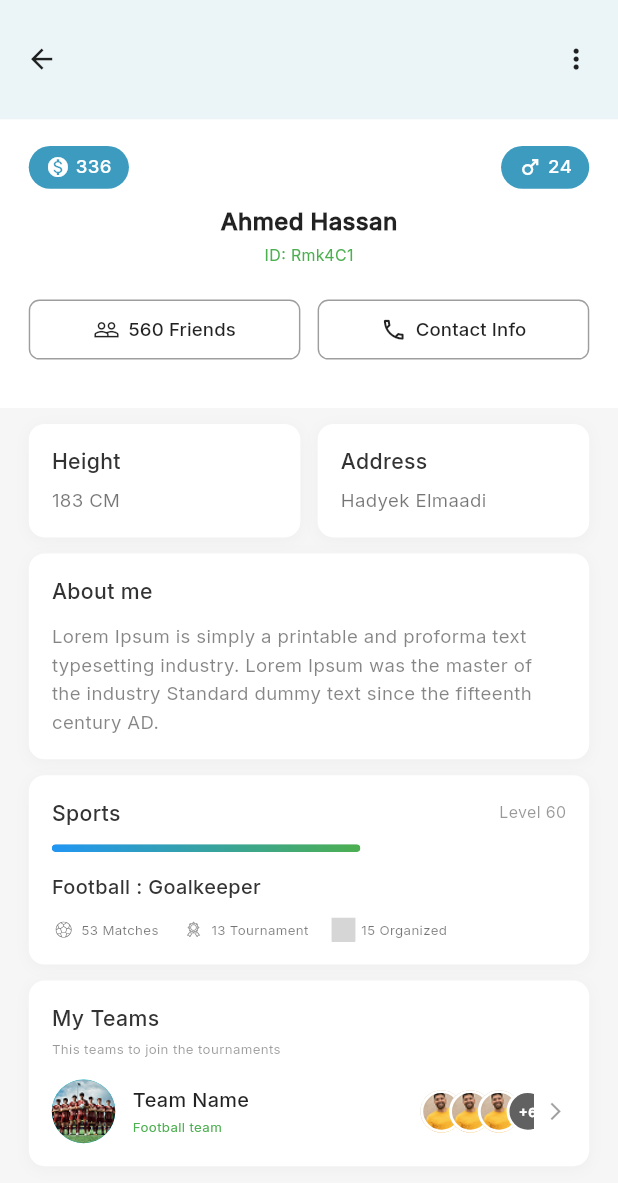
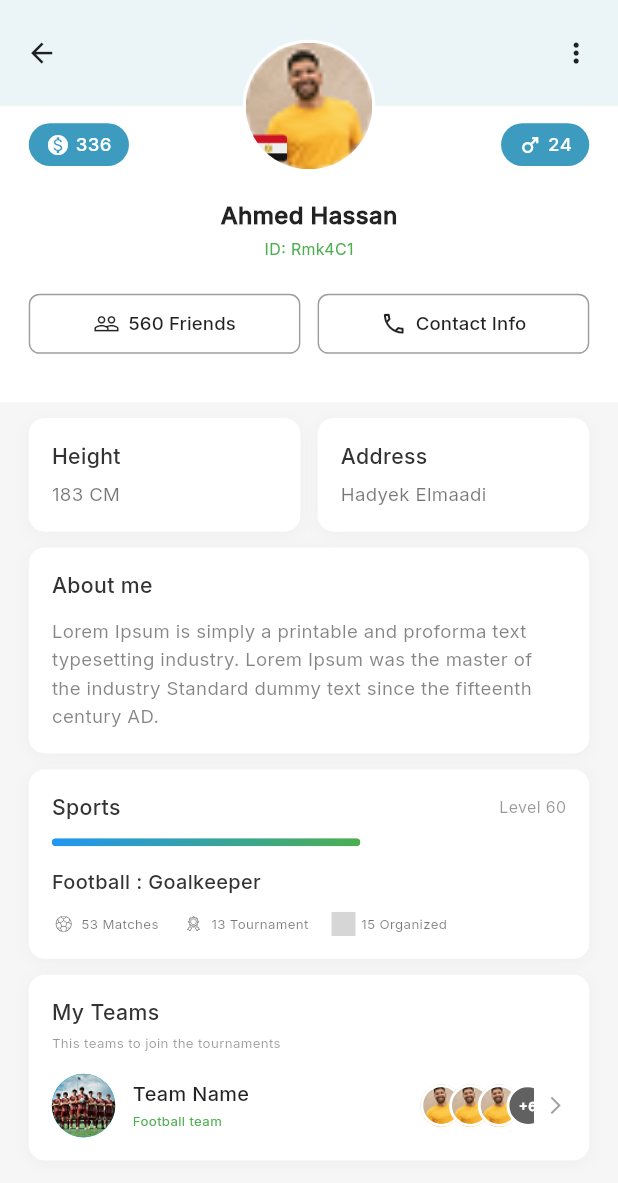
Before and after one commit to ibnRizk/sportofy, a Flutter app: the ProfileView screen opened by its route, on a phone screen of 412 x 824 dp. Shown: the top 1183 px of the screen. Run offline on Flutter 3.47's test engine with Material 3 defaults, Android fonts, the phone set to English and light mode, and no system bars; our stand-ins replace cached_network_image, connectivity_plus, country_picker, dartz, dio, equatable and 15 more; accounts and stored records are empty; project files that could hold a hidden picture were left out; grey boxes are pictures that could not be loaded.

Commit message:
fix profile error

```diff
--- a/lib/features/profile/presentation/pages/profile_view.dart
+++ b/lib/features/profile/presentation/pages/profile_view.dart
@@ -22,82 +22,32 @@ class ProfileView extends StatelessWidget {
       backgroundColor: Color(0xFFf6f6f6),
       body: SafeArea(
         child: SingleChildScrollView(
-          child: Column(
-            crossAxisAlignment: CrossAxisAlignment.start,
+          child: Stack(
+            clipBehavior: Clip.none,
             children: [
               // ═══════════════════════════════════════════════
-              // FIRST CONTAINER: BLUE BACKGROUND
+              // LAYER 1: WHITE BODY CONTAINER (Painted First)
               // ═══════════════════════════════════════════════
+              Column(
+                crossAxisAlignment:
+                    CrossAxisAlignment.start,
+                children: [
+                  // Spacer for header height
+                  SizedBox(height: 80.h),
+
+                  // White Body Container
                   Container(
                     width: double.infinity,
-                height: 90.h,
-                padding: EdgeInsets.symmetric(
-                  horizontal: AppDimens.w4,
-                  vertical: AppDimens.h8,
-                ),
-                color: Color(0xFFEBF5F8),
-                child: Row(
-                  mainAxisAlignment:
-                      MainAxisAlignment.spaceBetween,
-                  children: [
-                    IconButton(
-                      onPressed: () =>
-                          Navigator.pop(context),
-                      icon: Icon(
-                        Icons.arrow_back,
-                        size: AppDimens.iconSize24,
-                        color: MyColors.black87,
-                      ),
-                    ),
-                    IconButton(
-                      onPressed: () {
-                        AccountSettingsBottomSheet.show(
-                          context,
-                        );
-                      },
-                      icon: Icon(
-                        Icons.more_vert,
-                        size: AppDimens.iconSize24,
-                        color: MyColors.black87,
-                      ),
-                    ),
-                  ],
-                ),
-              ),
-
-              // ═══════════════════════════════════════════════
-              // SECOND CONTAINER: WHITE BACKGROUND WITH CONTENT
-              // ═══════════════════════════════════════════════
-              Container(
+                    color: MyColors.white,
                     padding: EdgeInsets.only(
-                  top: AppDimens.h20,
+                      top: 70
+                          .h, // VITAL: Creates space for avatar overlap
                       left: AppDimens.w20,
                       right: AppDimens.w20,
                       bottom: AppDimens.h20,
                     ),
-                color: MyColors.white,
                     child: Column(
                       children: [
-                    // Badges Row
-                    Row(
-                      mainAxisAlignment:
-                          MainAxisAlignment.spaceBetween,
-                      children: [
-                        _buildBadge(
-                          icon: Icons.monetization_on,
-                          text: '336',
-                          color: Color(0xFF3C9BBE),
-                        ),
-                        _buildBadge(
-                          icon: Icons.male,
-                          text: '24',
-                          color: Color(0xFF3C9BBE),
-                        ),
-                      ],
-                    ),
-
-                    SizedBox(height: AppDimens.h12),
-
                         // Profile Name and ID
                         Text(
                           'Ahmed Hassan',
@@ -204,12 +154,16 @@ class ProfileView extends StatelessWidget {
                             children: [
                               Text(
                                 'About me',
-                            style: TextStyles.semiBold16(
-                              color:
-                                  context.colors.textColor,
+                                style:
+                                    TextStyles.semiBold16(
+                                      color: context
+                                          .colors
+                                          .textColor,
                                     ),
                               ),
-                          SizedBox(height: AppDimens.h12),
+                              SizedBox(
+                                height: AppDimens.h12,
+                              ),
                               Text(
                                 'Lorem Ipsum is simply a printable and proforma text typesetting industry. Lorem Ipsum was the master of the industry Standard dummy text since the fifteenth century AD.',
                                 style: TextStyles.regular14(
@@ -217,8 +171,8 @@ class ProfileView extends StatelessWidget {
                                       .colors
                                       .textColor
                                       .withValues(
-                                    alpha:
-                                        AppDimens.opacity6,
+                                        alpha: AppDimens
+                                            .opacity6,
                                       ),
                                 ).copyWith(height: 1.5),
                               ),
@@ -264,7 +218,9 @@ class ProfileView extends StatelessWidget {
                                   ),
                                 ],
                               ),
-                          SizedBox(height: AppDimens.h12),
+                              SizedBox(
+                                height: AppDimens.h12,
+                              ),
                               // Custom Progress Bar with Blue to Green Gradient
                               ClipRRect(
                                 borderRadius: AppRadius.r10,
@@ -276,7 +232,8 @@ class ProfileView extends StatelessWidget {
                                           alpha: AppDimens
                                               .opacity2,
                                         ),
-                                borderRadius: AppRadius.r10,
+                                    borderRadius:
+                                        AppRadius.r10,
                                   ),
                                   child: Stack(
                                     children: [
@@ -297,7 +254,8 @@ class ProfileView extends StatelessWidget {
                                                   .centerRight,
                                             ),
                                             borderRadius:
-                                            AppRadius.r10,
+                                                AppRadius
+                                                    .r10,
                                           ),
                                         ),
                                       ),
@@ -305,15 +263,21 @@ class ProfileView extends StatelessWidget {
                                   ),
                                 ),
                               ),
-                          SizedBox(height: AppDimens.h16),
+                              SizedBox(
+                                height: AppDimens.h16,
+                              ),
                               Text(
                                 'Football : Goalkeeper',
-                            style: TextStyles.semiBold15(
-                              color:
-                                  context.colors.textColor,
+                                style:
+                                    TextStyles.semiBold15(
+                                      color: context
+                                          .colors
+                                          .textColor,
                                     ),
                               ),
-                          SizedBox(height: AppDimens.h12),
+                              SizedBox(
+                                height: AppDimens.h12,
+                              ),
                               Row(
                                 children: [
                                   _buildStatItem(
@@ -325,16 +289,16 @@ class ProfileView extends StatelessWidget {
                                     width: AppDimens.w16,
                                   ),
                                   _buildStatItem(
-                                iconSvg:
-                                    ImgAssets.icTournaments,
+                                    iconSvg: ImgAssets
+                                        .icTournaments,
                                     text: '13 Tournament',
                                   ),
                                   SizedBox(
                                     width: AppDimens.w16,
                                   ),
                                   _buildStatItem(
-                                iconSvg:
-                                    ImgAssets.icOrganized,
+                                    iconSvg: ImgAssets
+                                        .icOrganized,
                                     text: '15 Organized',
                                   ),
                                 ],
@@ -350,7 +314,9 @@ class ProfileView extends StatelessWidget {
                         // ═══════════════════════════════════════════════
                         InkWell(
                           onTap: () {
-                        context.push(Routes.myTeamRoute);
+                            context.push(
+                              Routes.myTeamRoute,
+                            );
                           },
                           borderRadius: AppRadius.r12,
                           child: _buildProfileCard(
@@ -360,13 +326,16 @@ class ProfileView extends StatelessWidget {
                               children: [
                                 Text(
                                   'My Teams',
-                              style: TextStyles.semiBold16(
+                                  style:
+                                      TextStyles.semiBold16(
                                         color: context
                                             .colors
                                             .textColor,
                                       ),
                                 ),
-                            SizedBox(height: AppDimens.h4),
+                                SizedBox(
+                                  height: AppDimens.h4,
+                                ),
                                 Text(
                                   'This teams to join the tournaments',
                                   style: TextStyles.regular10(
@@ -379,7 +348,9 @@ class ProfileView extends StatelessWidget {
                                         ),
                                   ),
                                 ),
-                            SizedBox(height: AppDimens.h16),
+                                SizedBox(
+                                  height: AppDimens.h16,
+                                ),
                                 _buildTeamItem(),
                               ],
                             ),
@@ -387,6 +358,133 @@ class ProfileView extends StatelessWidget {
                         ),
 
                         SizedBox(height: AppDimens.h20),
+                      ],
+                    ),
+                  ),
+                ],
+              ),
+
+              // ═══════════════════════════════════════════════
+              // LAYER 2: PROFILE HEADER STACK (Painted Second - ON TOP)
+              // ═══════════════════════════════════════════════
+              Positioned(
+                top: 0,
+                left: 0,
+                right: 0,
+                child: Stack(
+                  alignment: Alignment.topCenter,
+                  clipBehavior: Clip
+                      .none, // VITAL: Allows avatar and chips to overflow
+                  children: [
+                    // Layer A: Blue Background Container
+                    Container(
+                      width: double.infinity,
+                      height: 80.h,
+                      padding: EdgeInsets.symmetric(
+                        horizontal: AppDimens.w4,
+                        vertical: AppDimens.h8,
+                      ),
+                      color: Color(0xFFEBF5F8),
+                      child: Row(
+                        mainAxisAlignment:
+                            MainAxisAlignment.spaceBetween,
+                        children: [
+                          IconButton(
+                            onPressed: () =>
+                                Navigator.pop(context),
+                            icon: Icon(
+                              Icons.arrow_back,
+                              size: AppDimens.iconSize24,
+                              color: MyColors.black87,
+                            ),
+                          ),
+                          IconButton(
+                            onPressed: () {
+                              AccountSettingsBottomSheet.show(
+                                context,
+                              );
+                            },
+                            icon: Icon(
+                              Icons.more_vert,
+                              size: AppDimens.iconSize24,
+                              color: MyColors.black87,
+                            ),
+                          ),
+                        ],
+                      ),
+                    ),
+                    // Layer C: Floating Chips (Aligned to horizon line - bottom of blue header)
+                    Positioned(
+                      bottom: -40,
+                      left: AppDimens.w20,
+                      child: _buildBadge(
+                        icon: Icons.monetization_on,
+                        text: '336',
+                        color: Color(0xFF3C9BBE),
+                      ),
+                    ),
+                    Positioned(
+                      bottom: -40,
+                      right: AppDimens.w20,
+                      child: _buildBadge(
+                        icon: Icons.male,
+                        text: '24',
+                        color: Color(0xFF3C9BBE),
+                      ),
+                    ),
+                    // Layer B: The Avatar (Centered on the horizon line)
+                    Positioned(
+                      bottom: -AppDimens
+                          .avatarSize50, // Center aligns with bottom edge
+                      child: Container(
+                        width: AppDimens.avatarSize50 * 2,
+                        height: AppDimens.avatarSize50 * 2,
+                        decoration: BoxDecoration(
+                          shape: BoxShape.circle,
+                          border: Border.all(
+                            color: MyColors.white,
+                            width: 2,
+                          ),
+                          color: Colors.white,
+                        ),
+                        child: ClipOval(
+                          child: Stack(
+                            children: [
+                              Image.asset(
+                                ImgAssets.userAvatar,
+                                width:
+                                    AppDimens.avatarSize50 *
+                                    2,
+                                height:
+                                    AppDimens.avatarSize50 *
+                                    2,
+                                fit: BoxFit.cover,
+                              ),
+                              // Egypt Flag positioned at bottom-left
+                              Positioned(
+                                bottom: 0,
+                                left: 0,
+                                child: Container(
+                                  width: AppDimens.w32,
+                                  height: AppDimens.h32,
+                                  decoration:
+                                      const BoxDecoration(
+                                        shape:
+                                            BoxShape.circle,
+                                      ),
+                                  padding: AppPadding.p2,
+                                  child: Image.asset(
+                                    ImgAssets.egyptFlag,
+                                    width: AppDimens.w28,
+                                    height: AppDimens.h28,
+                                  ),
+                                ),
+                              ),
+                            ],
+                          ),
+                        ),
+                      ),
+                    ),
                   ],
                 ),
               ),
```
Lines whose indentation alone changed are shown as unchanged.
